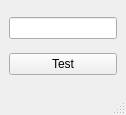
The window that mainwindow.ui (ErnieSumoso/trackapp) describes before a commit, drawn with Qt 5.
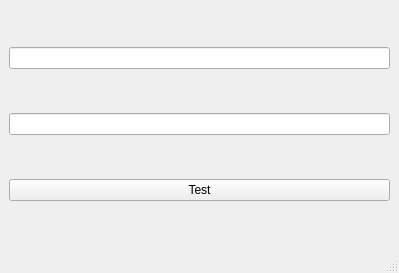
The same window after the commit.

Commit message: adding line text, small update

What changed in the file:
```diff
--- a/mainwindow.ui
+++ b/mainwindow.ui
@@ -6,8 +6,8 @@
    <rect>
     <x>0</x>
     <y>0</y>
-    <width>126</width>
-    <height>115</height>
+    <width>399</width>
+    <height>273</height>
    </rect>
   </property>
   <property name="windowTitle">
@@ -18,6 +18,9 @@
     <item>
      <widget class="QLineEdit" name="lineEdit"/>
     </item>
+    <item>
+     <widget class="QLineEdit" name="lineEdit_2"/>
+    </item>
     <item>
      <widget class="QPushButton" name="pushButton">
       <property name="text">
```
Left out of the diff: 2 changed lines with no effect on the pictures.
